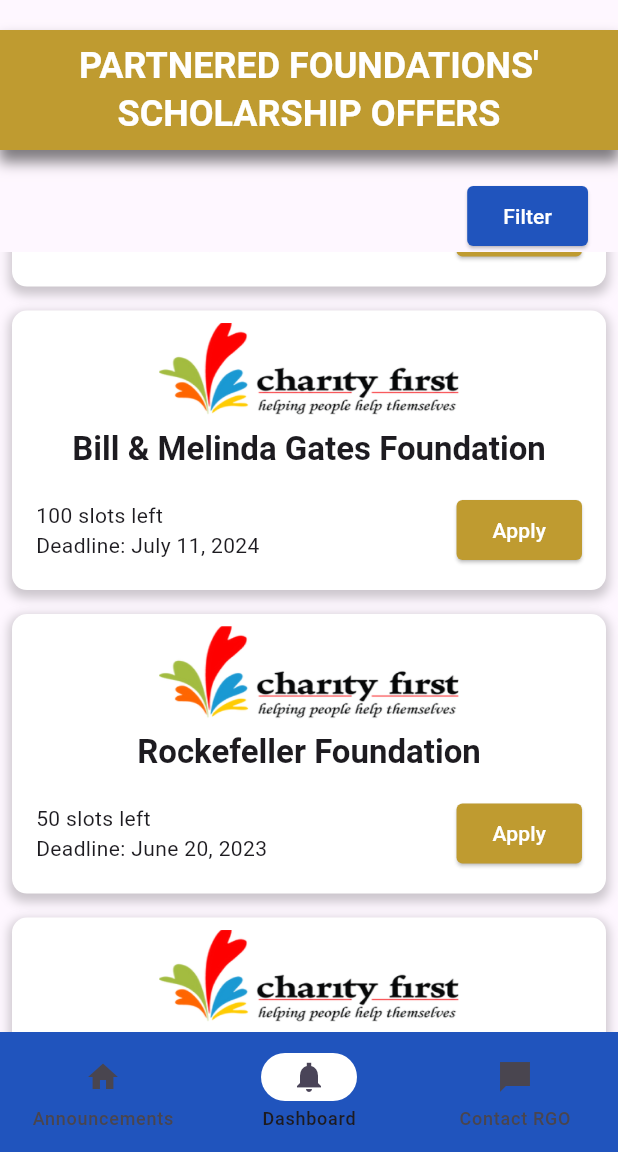
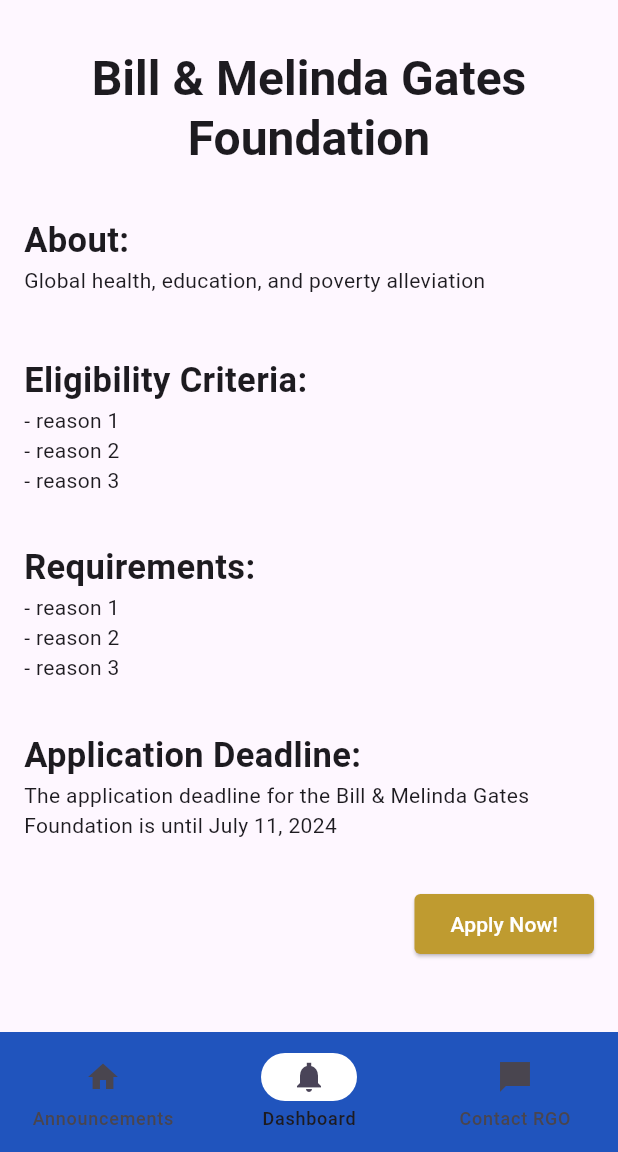
Before and after one commit to Malaga-Karl/scholarship_mobile, a Flutter app: the NavigationExample screen opened by its route, scrolled down 576 dp, after a tap on "Apply", on a phone screen of 412 x 824 dp, the part 84-1236 px from its top. Run offline on Flutter 3.47's test engine with Material 3 defaults, Android fonts, the phone set to English and light mode, and no system bars.

Commit message:
specific scholarhip

```diff
--- /dev/null
+++ b/lib/data/scholarshipData.dart
@@ -0,0 +1,75 @@
+import '../models/scholarship.dart';
+
+class ScholarshipData {
+
+  final List<Scholarship> scholarships = [
+    Scholarship(
+      id: 1,
+      image: "assets/charityfirst.png",
+      title: "Bill & Melinda Gates Foundation",
+      slots: 100,
+      deadline: "September 11, 2001",
+      desc: "Global health, education, and poverty alleviation",
+      eligibility: ["reason 1", "reason 2", "reason 3"],
+      reqs: ["reason 1", "reason 2", "reason 3"],
+      benefits: ["reason 1", "reason 2", "reason 3"]
+    ),
+    Scholarship(
+      id: 2,
+      image: "assets/charityfirst.png",
+      title: "Ford Foundation",
+      desc: "Social justice, economic empowerment, and human rights",
+      slots: 75,
+      deadline: "September 7, 2024",
+      eligibility: ["reason 1", "reason 2", "reason 3"],
+      reqs: ["reason 1", "reason 2", "reason 3"],
+      benefits: ["reason 1", "reason 2", "reason 3"]
+    ),
+    Scholarship(
+      id: 3,
+      image: "assets/charityfirst.png",
+      title: "Rockefeller Foundation",
+      desc: "Health, agriculture, economic development, and energy",
+      slots: 50,
+      deadline: "June 20, 2023",
+      eligibility: ["reason 1", "reason 2", "reason 3"],
+      reqs: ["reason 1", "reason 2", "reason 3"],
+      benefits: ["reason 1", "reason 2", "reason 3"]
+    ),
+
+    Scholarship(
+      id: 4,
+      image: "assets/charityfirst.png",
+      title: "Bill & Melinda Gates Foundation",
+      desc: "Global health, education, and poverty alleviation",
+      slots: 100,
+      deadline: "July 11, 2024",
+      eligibility: ["reason 1", "reason 2", "reason 3"],
+      reqs: ["reason 1", "reason 2", "reason 3"],
+      benefits: ["reason 1", "reason 2", "reason 3"]
+    ),
+    Scholarship(
+      id: 5,
+      image: "assets/charityfirst.png",
+      title: "Rockefeller Foundation",
+      desc: "Health, agriculture, economic development, and energy",
+      slots: 50,
+      deadline: "June 20, 2023",
+      eligibility: ["reason 1", "reason 2", "reason 3"],
+      reqs: ["reason 1", "reason 2", "reason 3"],
+      benefits: ["reason 1", "reason 2", "reason 3"]
+    ),
+
+    Scholarship(
+      id: 6,
+      image: "assets/charityfirst.png",
+      title: "Bill & Melinda Gates Foundation",
+      desc: "Global health, education, and poverty alleviation",
+      slots: 100,
+      deadline: "July 11, 2024",
+      eligibility: ["reason 1", "reason 2", "reason 3"],
+      reqs: ["reason 1", "reason 2", "reason 3"],
+      benefits: ["reason 1", "reason 2", "reason 3"]
+    ),
+  ];
+}
--- a/lib/main.dart
+++ b/lib/main.dart
@@ -1,8 +1,8 @@
 import 'package:flutter/material.dart';
 import 'package:scholarhip_mobile/screens/Pages.dart';
-
-import 'screens/HomePage.dart';
-import 'screens/LoginPage.dart';
+import 'package:scholarhip_mobile/screens/HomePage.dart';
+import 'package:scholarhip_mobile/screens/LoginPage.dart';
+import 'package:scholarhip_mobile/screens/SpecificFoundation.dart'; // Import FoundationDetail screen
 
 void main() {
   runApp(MyApp());
@@ -21,7 +21,7 @@
       routes: {
         '/': (context) => LoginPage(),
         '/home': (context) => HomePage(),
-        '/pagez': (context) => NavigationExample(),
+        '/pages': (context) => NavigationExample(),
       },
     );
   }
--- a/lib/models/foundation.dart
+++ /dev/null
@@ -1,17 +0,0 @@
-class Foundation {
-  final String? image;
-  final String name;
-  final String desc;
-  final int slots;
-  final String deadline;
-
-  Foundation(
-    {
-    this.image,
-    required this.name,
-    required this.desc,
-    required this.slots,
-    required this.deadline
-  });
-
-}
--- /dev/null
+++ b/lib/models/scholarship.dart
@@ -0,0 +1,23 @@
+class Scholarship {
+  final int id;
+  final String? image;
+  final String title;
+  final int slots;
+  final String deadline;
+  final String desc;
+  final List<String> eligibility;
+  final List<String> reqs;
+  final List<String> benefits;
+
+  Scholarship({
+    required this.id,
+    this.image,
+    required this.title,
+    required this.slots,
+    required this.deadline,
+    required this.desc,
+    required this.eligibility,
+    required this.reqs,
+    required this.benefits,
+  });
+}
--- a/lib/screens/Dashboard.dart
+++ b/lib/screens/Dashboard.dart
@@ -1,61 +1,16 @@
 import 'package:flutter/material.dart';
 import 'package:scholarhip_mobile/colors.dart';
+import 'package:scholarhip_mobile/data/scholarshipData.dart';
 
 import '../components/CustomBanner.dart';
-import '../models/foundation.dart';
+import '../models/scholarship.dart';
 
 
 class DashboardPage extends StatelessWidget {
+  final Function(int) onScholarshipSelected;
+ DashboardPage({super.key, required this.onScholarshipSelected});
 
-  final List<Foundation> foundations = [
-  Foundation(
-    image: "assets/charityfirst.png",
-    name: "Bill & Melinda Gates Foundation",
-    desc: "Global health, education, and poverty alleviation",
-    slots: 100,
-    deadline: "September 11, 2001",
-  ),
-  Foundation(
-    image: "assets/charityfirst.png",
-    name: "Ford Foundation",
-    desc: "Social justice, economic empowerment, and human rights",
-    slots: 75,
-    deadline: "September 7, 2024",
-  ),
-  Foundation(
-    image: "assets/charityfirst.png",
-    name: "Rockefeller Foundation",
-    desc: "Health, agriculture, economic development, and energy",
-    slots: 50,
-    deadline: "June 20, 2023",
-  ),
-
-  Foundation(
-    image: "assets/charityfirst.png",
-    name: "Bill & Melinda Gates Foundation",
-    desc: "Global health, education, and poverty alleviation",
-    slots: 100,
-    deadline: "July 11, 2024",
-  ),
-  Foundation(
-    image: "assets/charityfirst.png",
-    name: "Rockefeller Foundation",
-    desc: "Health, agriculture, economic development, and energy",
-    slots: 50,
-    deadline: "June 20, 2023",
-  ),
-
-  Foundation(
-    image: "assets/charityfirst.png",
-    name: "Bill & Melinda Gates Foundation",
-    desc: "Global health, education, and poverty alleviation",
-    slots: 100,
-    deadline: "July 11, 2024",
-  ),
-];
-
- DashboardPage({super.key});
-
+  List<Scholarship> scholarships = ScholarshipData().scholarships;
   @override
   Widget build(BuildContext context) {
     return Scaffold(
@@ -84,9 +39,9 @@
               child: ListView.builder(
                 physics: BouncingScrollPhysics(),
                 shrinkWrap: true,
-                itemCount: foundations.length,
+                itemCount: scholarships.length,
                 itemBuilder: (context, index) {
-                  final foundation = foundations[index];
+                  final scholarship = scholarships[index];
                   return Container(
                     margin: const EdgeInsets.all(8.0),
                     decoration: BoxDecoration(
@@ -105,9 +60,9 @@
                       children: [
                         Padding(
                           padding: const EdgeInsets.all(8.0),
-                          child: Image.asset(foundation.image!, width: 200,),
+                          child: Image.asset(scholarship.image!, width: 200,),
                         ),
-                        Text(foundation.name, style: Theme.of(context).textTheme.titleLarge?.copyWith(fontWeight: FontWeight.bold)),
+                        Text(scholarship.title, style: Theme.of(context).textTheme.titleLarge?.copyWith(fontWeight: FontWeight.bold)),
                         Padding(
                           padding: const EdgeInsets.symmetric(horizontal: 16, vertical: 16),
                           child: Row(
@@ -117,15 +72,17 @@
                                 crossAxisAlignment: CrossAxisAlignment.start,
                                 children: [
                                   Text(
-                                    "${foundation.slots} slots left"
+                                    "${scholarship.slots} slots left"
                                   ),
                                   Text(
-                                    "Deadline: ${foundation.deadline}"
+                                    "Deadline: ${scholarship.deadline}"
                                   )
                                 ],
                               ),
                               ElevatedButton(
-                                onPressed: () {},
+                                onPressed: () {
+                                  onScholarshipSelected(scholarship.id);
+                                },
                                 child: Text("Apply"),
                                 style: ButtonStyle(
                                   shape: WidgetStateProperty.all<RoundedRectangleBorder>( RoundedRectangleBorder( borderRadius: BorderRadius.circular(4), )),
--- a/lib/screens/LoginPage.dart
+++ b/lib/screens/LoginPage.dart
@@ -40,7 +40,7 @@
                         ),
 
                         onPressed: () {
-                          Navigator.pushNamed(context, '/pagez');
+                          Navigator.pushNamed(context, '/pages');
                         },
                         child: Text('Login with Microsoft'),
                       ),
--- a/lib/screens/Pages.dart
+++ b/lib/screens/Pages.dart
@@ -3,8 +3,9 @@
 import 'package:scholarhip_mobile/screens/Announcements.dart';
 import 'package:scholarhip_mobile/screens/Contact.dart';
 import 'package:scholarhip_mobile/screens/Dashboard.dart';
-
+import 'package:scholarhip_mobile/screens/SpecificFoundation.dart';
 import '../components/InfoBottomSheet.dart';
+import '../models/scholarship.dart';
 
 class NavigationExample extends StatefulWidget {
   const NavigationExample({super.key});
@@ -15,10 +16,10 @@
 
 class _NavigationExampleState extends State<NavigationExample> {
   int currentPageIndex = 1;
+  int? selectedScholarshipId;
 
   @override
   Widget build(BuildContext context) {
-    // final ThemeData theme = Theme.of(context);
     return Scaffold(
       appBar: AppBar(
         leading: Padding(
@@ -37,7 +38,6 @@
                   builder: (context) => InfoBottomSheet(),
                   );
               },
-
               icon: CircleAvatar(
                 backgroundColor: CustomColors().blue,
                 child: const Text('AH', style: TextStyle(color: Colors.white),),
@@ -51,14 +51,14 @@
         onDestinationSelected: (int index) {
           setState(() {
             currentPageIndex = index;
+            selectedScholarshipId = null; // Reset when navigating to other tabs
           });
         },
         indicatorColor: Colors.white,
         selectedIndex: currentPageIndex,
         destinations: const <Widget>[
           NavigationDestination(
-            // selectedIcon: Icon(Icons.home)
-            icon: Icon(Icons.home,),
+            icon: Icon(Icons.home),
             label: 'Announcements',
           ),
           NavigationDestination(
@@ -71,16 +71,19 @@
           ),
         ],
       ),
-      body: <Widget>[
-        /// Home page
-        AnnouncementsPage(),
-
-        /// Notifications page
-        DashboardPage(),
-
-        /// Messages page
-        ContactPage()
-      ][currentPageIndex],
+      body: selectedScholarshipId == null
+          ? <Widget>[
+              AnnouncementsPage(),
+              DashboardPage(
+                onScholarshipSelected: (int id) {
+                  setState(() {
+                    selectedScholarshipId = id;
+                  });
+                },
+              ),
+              ContactPage(),
+            ][currentPageIndex]
+          : SpecificScholarship(id: selectedScholarshipId!),
     );
   }
 }
--- /dev/null
+++ b/lib/screens/SpecificFoundation.dart
@@ -0,0 +1,73 @@
+import 'package:flutter/material.dart';
+import 'package:scholarhip_mobile/data/scholarshipData.dart';
+
+import '../colors.dart';
+
+
+class SpecificScholarship extends StatelessWidget {
+  final int id;
+
+  SpecificScholarship({required this.id});
+
+  @override
+  Widget build(BuildContext context) {
+    final scholarship = ScholarshipData().scholarships.firstWhere((sch) => sch.id == id);
+
+    return Scaffold(
+      body: Padding(
+        padding: const EdgeInsets.all(16.0),
+        child: Column(
+          crossAxisAlignment: CrossAxisAlignment.start,
+          children: [
+            // if (scholarship.image != null)
+            //   Image.asset(scholarship.image!),
+            SizedBox(height: 16),
+            Text(
+              textAlign: TextAlign.center,
+              scholarship.title,
+              style: Theme.of(context).textTheme.headlineLarge!.copyWith(fontWeight: FontWeight.bold),
+            ),
+
+
+            SizedBox(height: 32),
+            Text("About:", style: TextStyle(fontSize: 23, fontWeight: FontWeight.bold),),
+            Text(scholarship.desc),
+            SizedBox(height: 8),
+
+            SizedBox(height: 32),
+            Text("Eligibility Criteria:", style: TextStyle(fontSize: 23, fontWeight: FontWeight.bold),),
+            // Text('Deadline: ${scholarship.deadline}'),
+            Column(
+              children: scholarship.eligibility.map((criterion) => Text('- $criterion')).toList(),
+          ),
+
+            SizedBox(height: 32),
+            Text("Requirements:", style: TextStyle(fontSize: 23, fontWeight: FontWeight.bold),),
+            Column(
+              children: scholarship.reqs.map((requirement) => Text('- $requirement')).toList(),
+          ),
+
+          SizedBox(height: 32),
+          Text("Application Deadline:", style: TextStyle(fontSize: 23, fontWeight: FontWeight.bold),),
+          Text('The application deadline for the ${scholarship.title} is until ${scholarship.deadline}'),
+
+          SizedBox(height: 32),
+          Align(
+            alignment: Alignment.centerRight,
+            child: ElevatedButton(
+              style: ButtonStyle(
+                shape: WidgetStateProperty.all<RoundedRectangleBorder>( RoundedRectangleBorder( borderRadius: BorderRadius.circular(4), )),
+                foregroundColor: WidgetStateProperty.all<Color>(Colors.white),
+                backgroundColor: WidgetStateProperty.all<Color>(CustomColors().gold),
+              ),
+
+              onPressed: () {},
+              child: Text('Apply Now!'),
+            ),
+          ),
+          ],
+        ),
+      ),
+    );
+  }
+}
```
